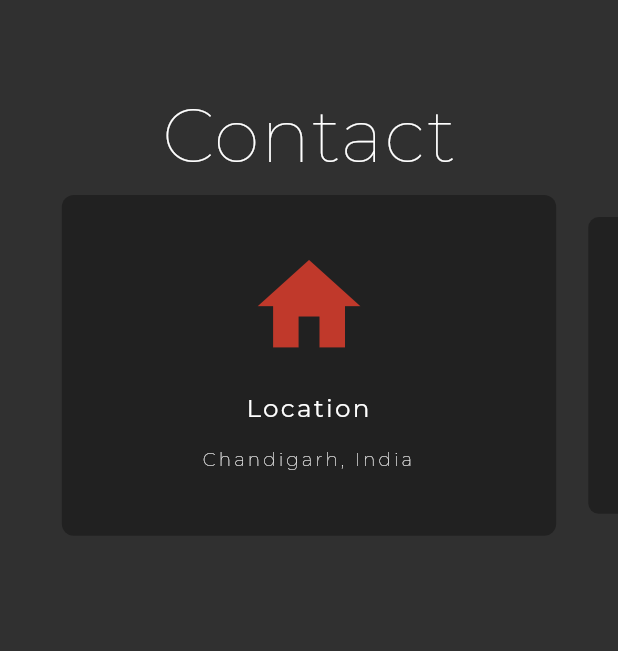
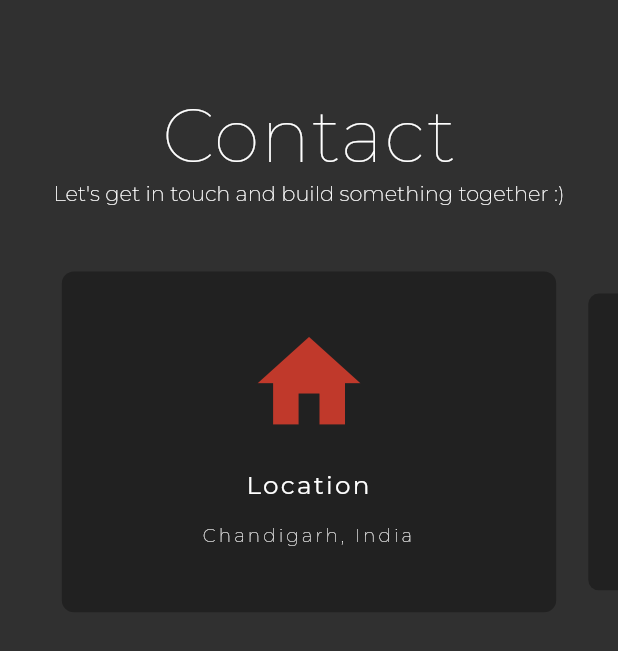
Before and after one commit to apurva39/apurva_portfolio, a Flutter app: the ContactMobile widget shown alone on an empty page, opened directly, on a phone screen of 412 x 824 dp. Shown: the top 651 px of the screen. Run offline on Flutter 3.47's test engine with Material 2 defaults, Android fonts, the phone set to English and light mode, and no system bars; drawn by our look-alikes of carousel_slider; our stand-ins replace animated_text_kit, google_fonts, scrollable_positioned_list; network calls fail.

Commit message:
initial commit

```diff
--- a/lib/contact/contactMobile.dart
+++ b/lib/contact/contactMobile.dart
@@ -23,11 +23,11 @@ class ContactMobile extends StatelessWidget {
               letterSpacing: 1.0,
             ),
           ),
-          // Text(
-          //   "Let's get in touch and build something together :)\n\n",
-          //   style: GoogleFonts.montserrat(fontWeight: FontWeight.w200),
-          //   textAlign: TextAlign.center,
-          // ),
+          Text(
+            "Let's get in touch and build something together :)\n\n",
+            style: GoogleFonts.montserrat(fontWeight: FontWeight.w200),
+            textAlign: TextAlign.center,
+          ),
           CarouselSlider.builder(
               itemCount: 3,
               itemBuilder: (BuildContext context, int index, int i) =>
```
